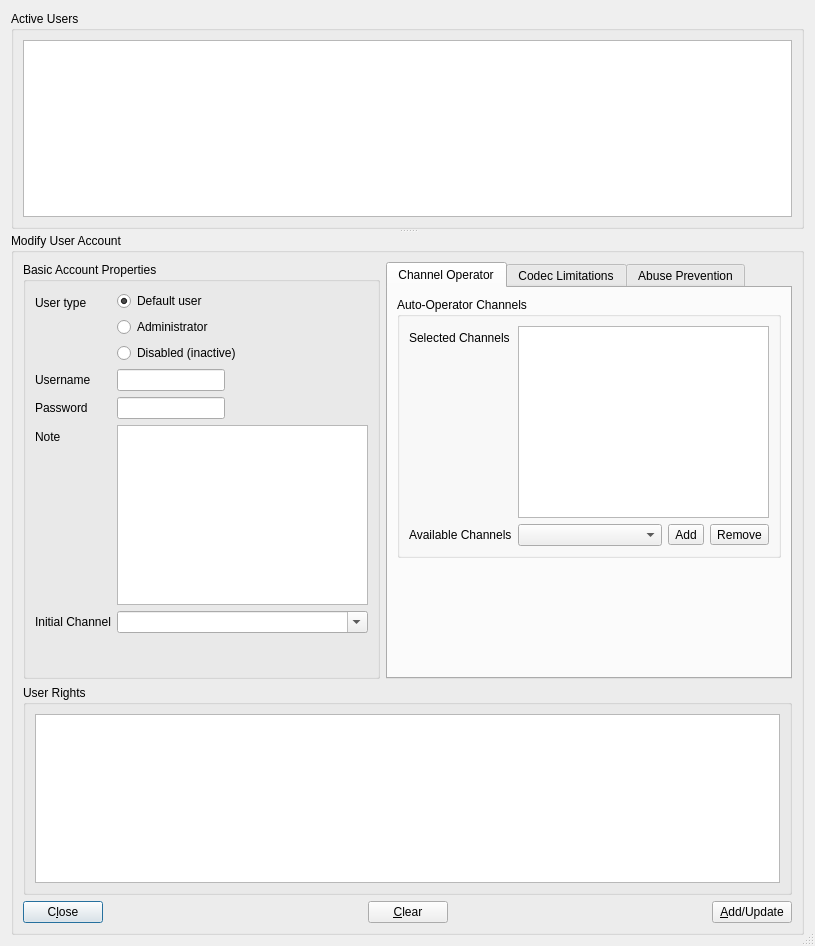
Old version of the form Client/qtTeamTalk/useraccounts.ui in the repository BearWare/TeamTalk5.
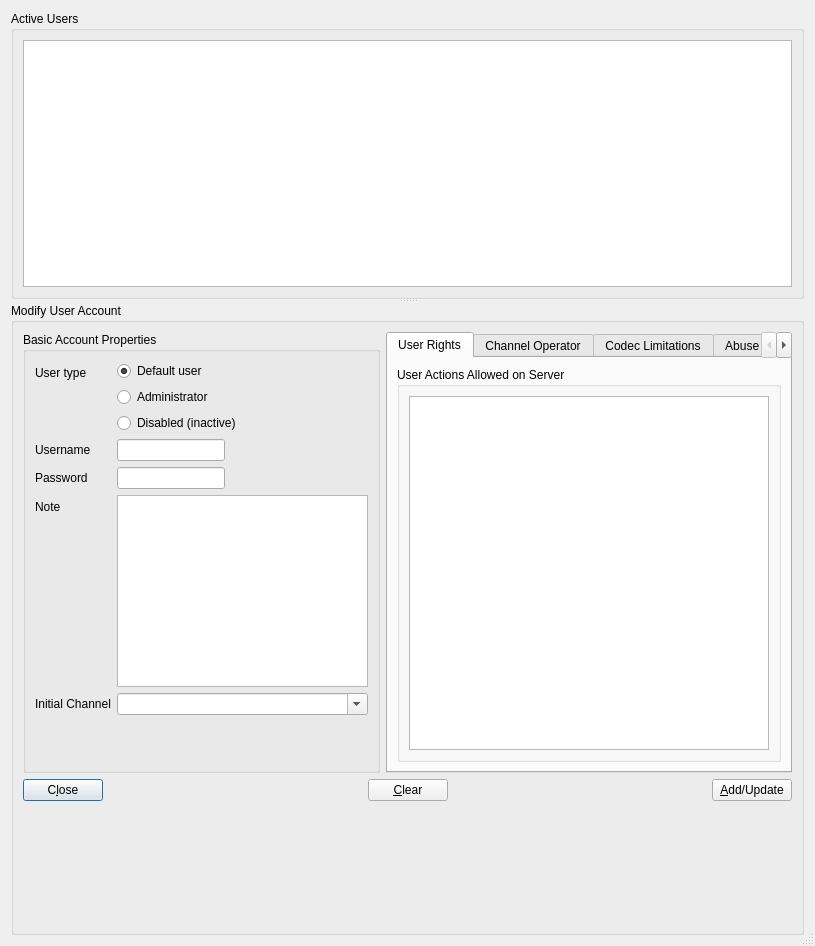
New version of the form. Custom widgets are drawn as their Qt base class.

Commit message: Move 'User Rights' tree view to stacked widget

What changed in the file:
```diff
--- a/Client/qtTeamTalk/useraccounts.ui
+++ b/Client/qtTeamTalk/useraccounts.ui
@@ -223,6 +223,47 @@
            <property name="currentIndex">
             <number>0</number>
            </property>
+           <widget class="QWidget" name="tab_4">
+            <attribute name="title">
+             <string>User Rights</string>
+            </attribute>
+            <layout class="QHBoxLayout" name="horizontalLayout_8">
+             <item>
+              <widget class="QGroupBox" name="groupBox_4">
+               <property name="title">
+                <string>User Actions Allowed on Server</string>
+               </property>
+               <layout class="QVBoxLayout" name="verticalLayout">
+                <item>
+                 <widget class="MyTreeView" name="userrightsTreeView">
+                  <property name="editTriggers">
+                   <set>QAbstractItemView::NoEditTriggers</set>
+                  </property>
+                  <property name="showDropIndicator" stdset="0">
+                   <bool>false</bool>
+                  </property>
+                  <property name="alternatingRowColors">
+                   <bool>true</bool>
+                  </property>
+                  <property name="rootIsDecorated">
+                   <bool>false</bool>
+                  </property>
+                  <property name="itemsExpandable">
+                   <bool>false</bool>
+                  </property>
+                  <property name="expandsOnDoubleClick">
+                   <bool>false</bool>
+                  </property>
+                  <attribute name="headerVisible">
+                   <bool>false</bool>
+                  </attribute>
+                 </widget>
+                </item>
+               </layout>
+              </widget>
+             </item>
+            </layout>
+           </widget>
            <widget class="QWidget" name="tab">
             <attribute name="title">
              <string>Channel Operator</string>
@@ -438,40 +479,6 @@
          </item>
         </layout>
        </item>
-       <item>
-        <widget class="QGroupBox" name="groupBox_4">
-         <property name="title">
-          <string>User Rights</string>
-         </property>
-         <layout class="QHBoxLayout" name="horizontalLayout_8">
-          <item>
-           <widget class="MyTreeView" name="userrightsTreeView">
-            <property name="editTriggers">
-             <set>QAbstractItemView::NoEditTriggers</set>
-            </property>
-            <property name="showDropIndicator" stdset="0">
-             <bool>false</bool>
-            </property>
-            <property name="alternatingRowColors">
-             <bool>true</bool>
-            </property>
-            <property name="rootIsDecorated">
-             <bool>false</bool>
-            </property>
-            <property name="itemsExpandable">
-             <bool>false</bool>
-            </property>
-            <property name="expandsOnDoubleClick">
-             <bool>false</bool>
-            </property>
-            <attribute name="headerVisible">
-             <bool>false</bool>
-            </attribute>
-           </widget>
-          </item>
-         </layout>
-        </widget>
-       </item>
        <item>
         <layout class="QHBoxLayout" name="horizontalLayout">
          <item>
```
The commit also changes 3 other files.
